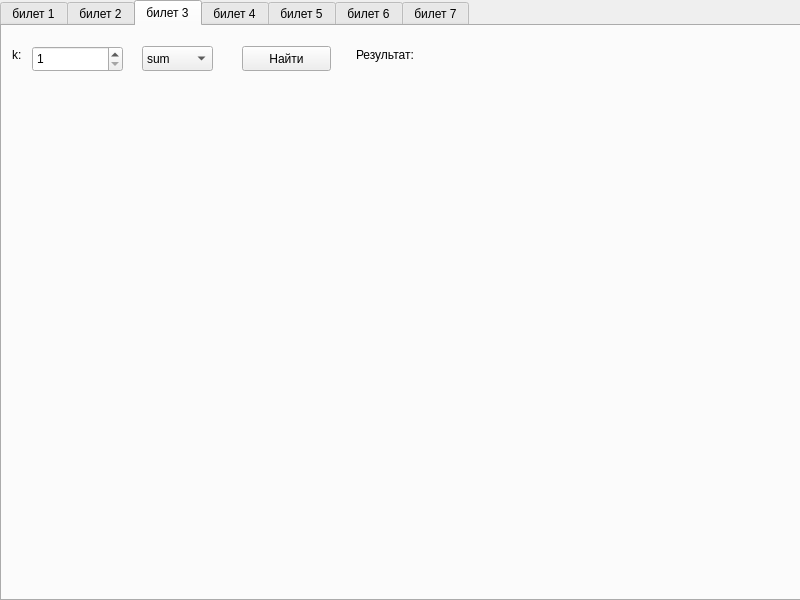
Above: examenQt/mainwindow.ui from HellsSenju/Qt_Mars before the change. Below: the same form after it.
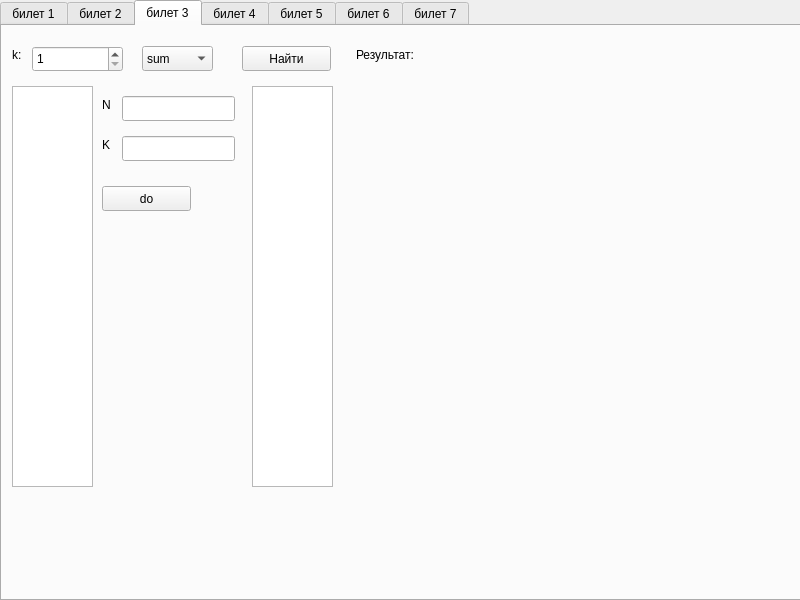
That is the form after the change. The open tabs and pages were chosen to show the change.

Diff of the .ui file:
```diff
--- a/examenQt/mainwindow.ui
+++ b/examenQt/mainwindow.ui
@@ -318,6 +318,85 @@
        <string/>
       </property>
      </widget>
+     <widget class="QListWidget" name="listWidget_3">
+      <property name="geometry">
+       <rect>
+        <x>10</x>
+        <y>60</y>
+        <width>81</width>
+        <height>401</height>
+       </rect>
+      </property>
+     </widget>
+     <widget class="QPushButton" name="pushButton_3_do">
+      <property name="geometry">
+       <rect>
+        <x>100</x>
+        <y>160</y>
+        <width>89</width>
+        <height>25</height>
+       </rect>
+      </property>
+      <property name="text">
+       <string>do</string>
+      </property>
+     </widget>
+     <widget class="QLabel" name="label_4">
+      <property name="geometry">
+       <rect>
+        <x>100</x>
+        <y>70</y>
+        <width>21</width>
+        <height>17</height>
+       </rect>
+      </property>
+      <property name="text">
+       <string>N</string>
+      </property>
+     </widget>
+     <widget class="QLineEdit" name="lineEdit_3_n">
+      <property name="geometry">
+       <rect>
+        <x>120</x>
+        <y>70</y>
+        <width>113</width>
+        <height>25</height>
+       </rect>
+      </property>
+     </widget>
+     <widget class="QLabel" name="label_5">
+      <property name="geometry">
+       <rect>
+        <x>100</x>
+        <y>110</y>
+        <width>21</width>
+        <height>17</height>
+       </rect>
+      </property>
+      <property name="text">
+       <string>K</string>
+      </property>
+     </widget>
+     <widget class="QLineEdit" name="lineEdit_3_k">
+      <property name="geometry">
+       <rect>
+        <x>120</x>
+        <y>110</y>
+        <width>113</width>
+        <height>25</height>
+       </rect>
+      </property>
+     </widget>
+     <widget class="QListWidget" name="listWidget_3_2">
+      <property name="geometry">
+       <rect>
+        <x>250</x>
+        <y>60</y>
+        <width>81</width>
+        <height>401</height>
+       </rect>
+      </property>
+     </widget>
     </widget>
     <widget class="QWidget" name="tab_4">
      <attribute name="title">
```
Left out of the diff: 2 changed lines with no effect on the pictures.
